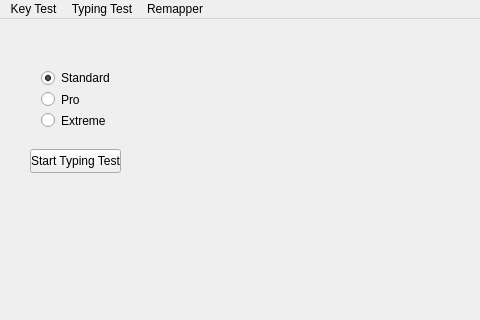
This is resources/KeyScan.ui in ItzBlinkzy/KeyScan as Qt 5 draws it before an edit; both pictures show x 0 to 480 and y 0 to 320 of the 1280 by 720 pixel window. The edited form follows.
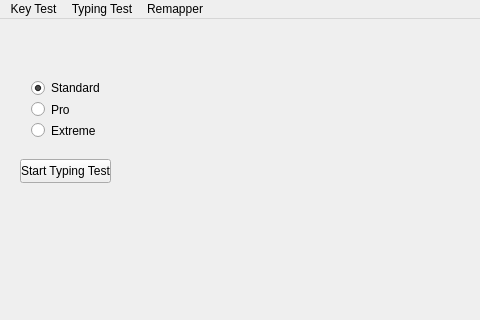
This is the edited form.

What changed in the file:
```diff
--- a/resources/KeyScan.ui
+++ b/resources/KeyScan.ui
@@ -48,8 +48,8 @@
      <widget class="QWidget" name="typing_test_container" native="true">
       <property name="geometry">
        <rect>
-        <x>-10</x>
-        <y>10</y>
+        <x>-20</x>
+        <y>20</y>
         <width>1291</width>
         <height>621</height>
        </rect>
```
Left out of the diff: 94 changed lines with no effect on the pictures.
